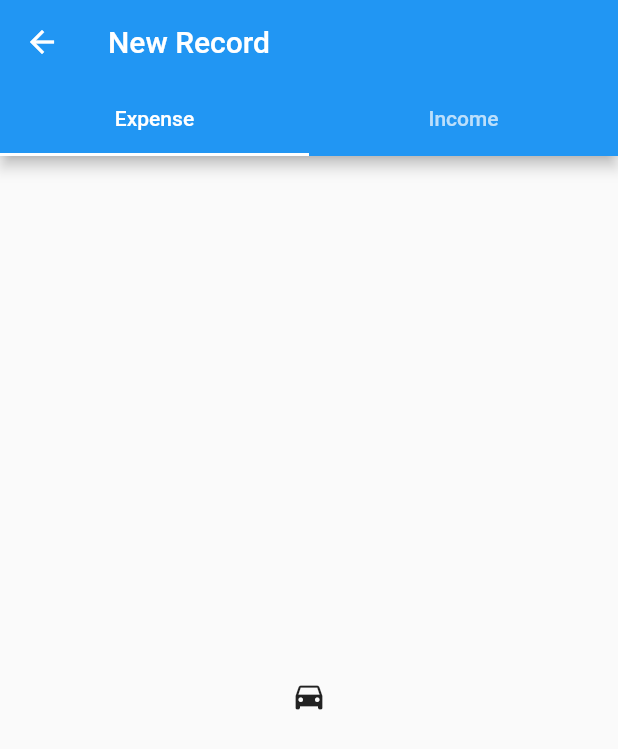
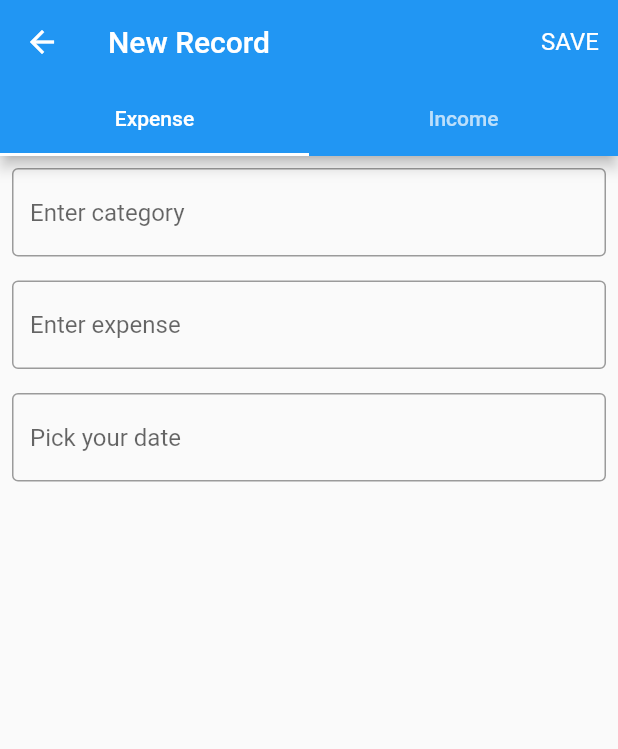
Before and after one commit to manyimy/my_ledger, a Flutter app: the AddEntryDialog screen opened directly, on a phone screen of 412 x 824 dp. Shown: the top 749 px of the screen. Run offline on Flutter 3.47's test engine with Material 2 defaults, Android fonts, the phone set to English and light mode, and no system bars.

Commit message:
feat: Input UI and controllers (with bugs)

```diff
--- a/lib/addEntryDialog.dart
+++ b/lib/addEntryDialog.dart
@@ -1,4 +1,6 @@
 import 'package:flutter/material.dart';
+import 'package:my_ledger/dashboard.dart';
+import 'package:my_ledger/main.dart';
 
 class AddEntryDialog extends StatefulWidget {
   const AddEntryDialog({Key? key}) : super(key: key);
@@ -8,6 +10,31 @@ class AddEntryDialog extends StatefulWidget {
 }
 
 class AddEntryDialogState extends State<AddEntryDialog> {
+
+  final TextEditingController categoryController = TextEditingController();
+  final TextEditingController moneyController = TextEditingController();
+  final TextEditingController dateController = TextEditingController();
+  final List<Record> _records = <Record>[];
+  List<Record> get records => _records;
+
+  @override
+  void dispose() {
+    categoryController.dispose();
+    moneyController.dispose();
+    dateController.dispose();
+    super.dispose();
+  }
+
+  void _addRecordItem(String category, double money, DateTime date) {
+    setState(() {
+      _records.add(Record(category: category, money: money, date: date));
+    });
+    print(_records);
+    categoryController.clear();
+    moneyController.clear();
+    dateController.clear();
+  }
+
   @override
   Widget build(BuildContext context) {
     return DefaultTabController(
@@ -21,22 +48,82 @@ class AddEntryDialogState extends State<AddEntryDialog> {
             ],
           ),
           title: const Text('New Record'),
-          // actions: [
-          //   TextButton(
-          //       onPressed: () {
-          //         //TODO: Handle save
-          //       },
-          //       child: Text('SAVE',
-          //           style: Theme.of(context).textTheme.subtitle1?.copyWith(color: Colors.white))),
-          // ],
+          actions: [
+            TextButton(
+                onPressed: () {
+                  //TODO: Handle save
+                  Navigator.of(context).push(MaterialPageRoute<void>(
+                      builder: (context) => const MyHomePage()
+                  ));
+                  _addRecordItem(categoryController.text, double.parse(moneyController.text), DateTime.parse(dateController.text));
+                },
+                child: Text('SAVE',
+                    style: Theme.of(context).textTheme.subtitle1?.copyWith(color: Colors.white))),
+          ],
         ),
-        body: const TabBarView(
+        body: TabBarView(
           children: [
-            Icon(Icons.directions_car),
-            Icon(Icons.directions_transit),
+            Column(
+              crossAxisAlignment: CrossAxisAlignment.start,
+              children: <Widget>[
+                Padding(
+                  padding: const EdgeInsets.symmetric(horizontal: 8.0, vertical: 8.0),
+                  child: TextField(
+                    controller: categoryController,
+                    decoration: const InputDecoration(
+                      border: OutlineInputBorder(),
+                      hintText: "Enter category",
+                    ),
+                  ),
+                ),
+                Padding(
+                  padding: const EdgeInsets.symmetric(horizontal: 8.0, vertical: 8.0),
+                  child: TextFormField(
+                    controller: moneyController,
+                    decoration: const InputDecoration(
+                      border: OutlineInputBorder(),
+                      hintText: "Enter expense",
+                    ),
+                    validator: (value) {
+                      if(value == null) {
+                        return null;
+                      }
+                      final n = num.tryParse(value);
+                      if(n == null) {
+                        return '"$value" is not a valid number';
+                      }
+                      return null;
+                    },
+                  ),
+                ),
+                Padding(
+                  padding: const EdgeInsets.symmetric(horizontal: 8.0, vertical: 8.0),
+                  child: TextField(
+                    controller: dateController,
+                    decoration: const InputDecoration(
+                      border: OutlineInputBorder(),
+                      hintText: "Pick your date",
+                    ),
+                    onTap: () async {
+                      var date = await showDatePicker(
+                        context: context,
+                        initialDate: DateTime.now(),
+                        firstDate: DateTime(1900),
+                        lastDate: DateTime(2100)
+                      );
+                      dateController.text = date.toString().substring(0, 10);
+                      print(DateTime.parse(dateController.text));
+                    },
+                  ),
+                )
+              ],
+            ),
+            const Icon(Icons.directions_transit),
           ],
         ),
       ),
     );
   }
 }
+
+// https://daily-dev-tips.com/posts/build-a-todo-list-app-with-flutter/
```
Also changed, not shown: lib/dashboard.dart (+57 -3 lines).
